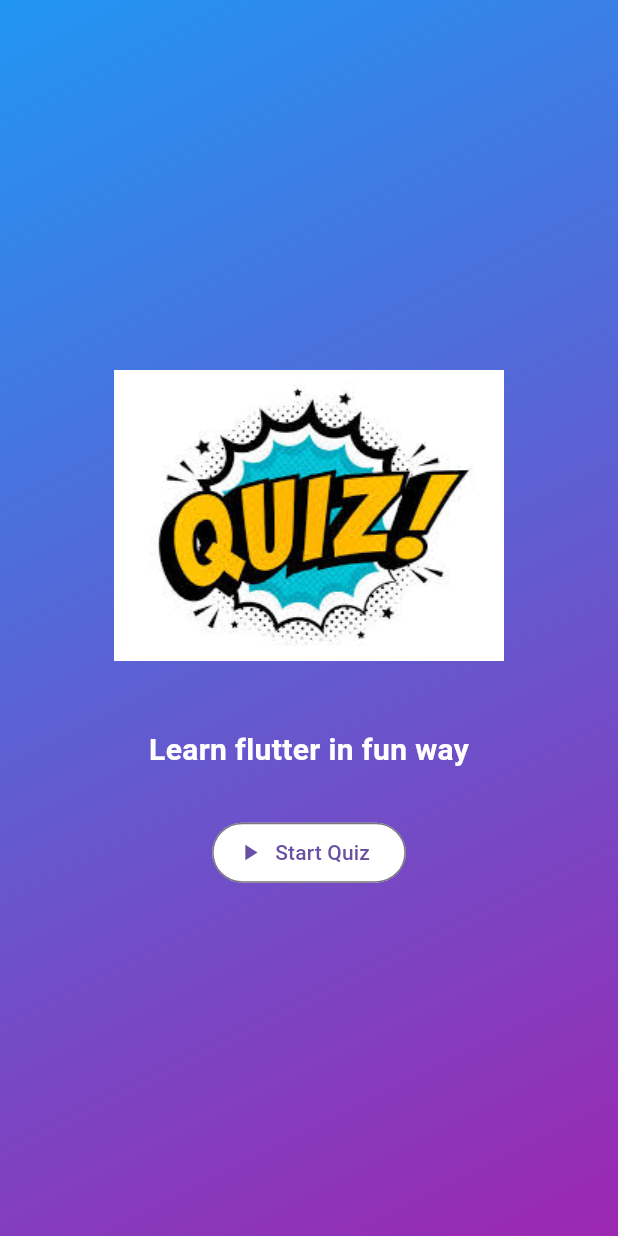
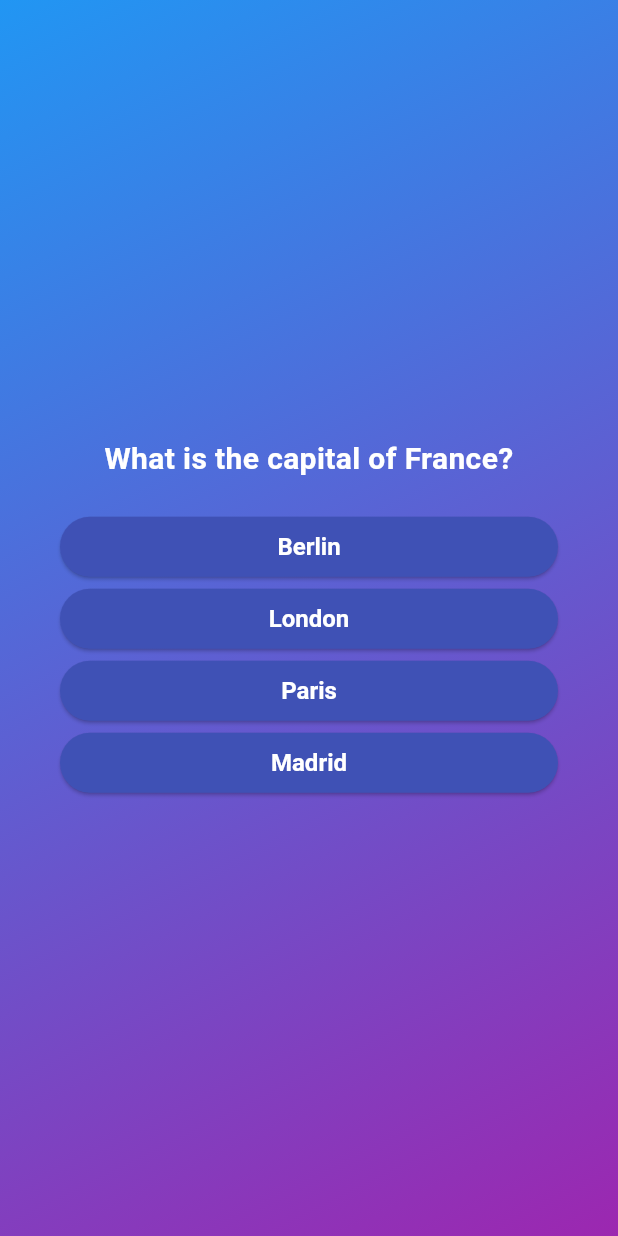
Before and after one commit to ThihaLinn/udemy-flutter-course, a Flutter app: the screen it shows after launch, after a tap on "Start Quiz", on a phone screen of 412 x 824 dp. Run offline on Flutter 3.47's test engine with Material 3 defaults, Android fonts, the phone set to English and light mode, and no system bars.

Commit message:
quiz-app

```diff
--- /dev/null
+++ b/quiz/lib/data/question.dart
@@ -0,0 +1,30 @@
+
+import 'package:roll_dice/models/quiz_question.dart';
+
+const questions = [
+  QuizQuestion(
+    question: 'What is the capital of France?',
+    options: ['Berlin', 'London', 'Paris', 'Madrid'],
+    correctAnswerIndex: 2,
+  ),
+  QuizQuestion(
+    question: 'Which planet is known as the Red Planet?',
+    options: ['Earth', 'Mars', 'Jupiter', 'Venus'],
+    correctAnswerIndex: 1,
+  ),
+  QuizQuestion(
+    question: 'Who wrote "Romeo and Juliet"?',
+    options: ['Charles Dickens', 'William Shakespeare', 'Mark Twain', 'Jane Austen'],
+    correctAnswerIndex: 1,
+  ),
+  QuizQuestion(
+    question: 'What is the chemical symbol for water?',
+    options: ['O2', 'H2O', 'CO2', 'NaCl'],
+    correctAnswerIndex: 1,
+  ),
+  QuizQuestion(
+    question: 'How many continents are there?',
+    options: ['5', '6', '7', '8'],
+    correctAnswerIndex: 2,
+  ),
+];
--- a/quiz/lib/main.dart
+++ b/quiz/lib/main.dart
@@ -1,22 +1,6 @@
 import 'package:flutter/material.dart';
-import 'package:roll_dice/screen/starting_screen.dart';
+import 'package:roll_dice/screen/quiz.dart';
 
 void main(List<String> args) {
-  runApp( MaterialApp(
-    debugShowCheckedModeBanner: false,
-    home: Scaffold(
-      body: Container(
-        decoration: BoxDecoration(
-          gradient: LinearGradient(
-            colors: [
-              Colors.blue,
-              Colors.purple,
-            ],
-            begin: Alignment.topLeft,
-            end: Alignment.bottomRight,
-          ),
-        ),
-        child: StartingScreen()),
-    ),
-  ));
+  runApp(const QuizScreen());
 }
--- a/quiz/lib/screen/question_scrren.dart
+++ b/quiz/lib/screen/question_scrren.dart
@@ -1,15 +1,56 @@
 import 'package:flutter/material.dart';
+import 'package:roll_dice/data/question.dart';
+import 'package:roll_dice/widget/AnswerButton.dart';
 
-class QuestionScrren extends StatefulWidget {
-  const QuestionScrren({super.key});
+class QuestionScreen extends StatefulWidget {
+  static const String routeName = 'questionScreen';
+
+  const QuestionScreen({super.key,required this.chooseAnswer});
+
+  final void Function(String answer) chooseAnswer;
 
   @override
-  State<QuestionScrren> createState() => _QuestionScrrenState();
+  State<QuestionScreen> createState() => _QuestionScreenState();
 }
 
-class _QuestionScrrenState extends State<QuestionScrren> {
+class _QuestionScreenState extends State<QuestionScreen> {
+    int currentIndex = 0;
+
+    void answerQuestion(String answer){
+      widget.chooseAnswer(answer);
+
+      setState(() {
+        currentIndex++;
+      });
+    }
+
+
   @override
   Widget build(BuildContext context) {
-    return const Placeholder();
+
+    var currentQuestion = questions[currentIndex];
+
+    return Container(
+      width: double.infinity,
+      margin: EdgeInsets.all(40),
+      child: Column(
+        mainAxisAlignment: MainAxisAlignment.center,
+        crossAxisAlignment: CrossAxisAlignment.stretch,
+        children: [
+          Text(
+            currentQuestion.question,
+            style: TextStyle( fontSize: 20,
+              color: Colors.white,
+              fontWeight: FontWeight.bold),
+
+            textAlign: TextAlign.center,
+          ),
+          const SizedBox(height: 20),
+          ...currentQuestion.options.map((option) {
+            return AnswerButton(answerText: option, onPressed:answerQuestion);
+          })
+                  ],
+      ),
+    );
   }
 }
--- a/quiz/lib/screen/quiz.dart
+++ b/quiz/lib/screen/quiz.dart
@@ -1,4 +1,9 @@
+
 import 'package:flutter/material.dart';
+import 'package:roll_dice/data/question.dart';
+import 'package:roll_dice/screen/question_scrren.dart';
+import 'package:roll_dice/screen/result_screen.dart';
+import 'package:roll_dice/screen/starting_screen.dart';
 
 class QuizScreen extends StatefulWidget {
   const QuizScreen({super.key});
@@ -8,8 +13,64 @@ class QuizScreen extends StatefulWidget {
 }
 
 class _State extends State<QuizScreen> {
+  String activeScreen = StartingScreen.routeName;
+
+   List<String> selectedAnswers = [];
+
+  void chooseAnswer(String answer){
+    selectedAnswers.add(answer);
+    if(selectedAnswers.length == questions.length){
+      setState(() {
+        activeScreen = ResultScreen.routeName;
+      });
+    }
+  }
+
+  void switchScreen() {
+    setState(() {
+      activeScreen = QuestionScreen.routeName;
+    });
+  }
+
+  void resetScreen() {
+    setState(() {
+      selectedAnswers = [];
+      activeScreen = StartingScreen.routeName;
+    });
+  }
+
   @override
   Widget build(BuildContext context) {
-    return const Placeholder();
+    return MaterialApp(
+      debugShowCheckedModeBanner: false,
+      home: Scaffold(
+        body: Container(
+          decoration: BoxDecoration(
+            gradient: LinearGradient(
+              colors: [
+                Colors.blue,
+                Colors.purple,
+              ],
+              begin: Alignment.topLeft,
+              end: Alignment.bottomRight,
+            ),
+          ),
+          child: buildActiveScreen(),
+        ),
+      ),
+    );
+  }
+
+  Widget buildActiveScreen() {
+    switch (activeScreen) {
+      case StartingScreen.routeName:
+        return StartingScreen(startQuiz: switchScreen);
+      case QuestionScreen.routeName:
+        return QuestionScreen(chooseAnswer: chooseAnswer,);
+      case ResultScreen.routeName:
+        return ResultScreen(resetScreen: resetScreen,chosenAnswers: selectedAnswers,);
+      default:
+        return StartingScreen(startQuiz: switchScreen);
+    }
   }
 }
--- a/quiz/lib/screen/starting_screen.dart
+++ b/quiz/lib/screen/starting_screen.dart
@@ -1,7 +1,12 @@
 import 'package:flutter/material.dart';
 
 class StartingScreen extends StatelessWidget {
-  const StartingScreen({super.key});
+
+  static const  String routeName = 'startingScreen';
+
+  const StartingScreen({super.key,required this.startQuiz});
+
+  final void Function() startQuiz;
 
   @override
   Widget build(BuildContext context) {
@@ -23,7 +28,7 @@ class StartingScreen extends StatelessWidget {
             ),
           ),
 
-          OutlinedButton.icon(onPressed: () {},
+          OutlinedButton.icon(onPressed: startQuiz,
            icon: Icon(Icons.play_arrow),
            style: OutlinedButton.styleFrom(
             backgroundColor: Colors.white,
--- /dev/null
+++ b/quiz/lib/widget/AnswerButton.dart
@@ -0,0 +1,36 @@
+import 'package:flutter/material.dart';
+
+class AnswerButton extends StatelessWidget {
+  const AnswerButton({
+    super.key,
+    required this.answerText,
+    required this.onPressed,
+  });
+
+  final void Function(String answer) onPressed;
+  final String answerText;
+
+  @override
+  Widget build(BuildContext context) {
+
+
+    return ElevatedButton(
+      onPressed: () => onPressed(answerText),
+      style: ElevatedButton.styleFrom(
+        backgroundColor: Colors.indigo,
+        foregroundColor: Colors.white,
+        padding: EdgeInsets.symmetric(horizontal: 40, vertical: 10),
+        textStyle: TextStyle(fontSize: 16,fontWeight: FontWeight.bold),
+        shape: RoundedRectangleBorder(
+          borderRadius: BorderRadius.circular(30),
+        ),
+
+      ),
+
+      child: Text(answerText,textAlign: TextAlign.center,style: TextStyle(
+        color: Colors.white,
+
+      ),),
+    );
+  }
+}
```
Also changed, not shown: quiz/lib/models/quiz_question.dart (added, +15 -0 lines), quiz/lib/screen/result_screen.dart (added, +123 -0 lines), quiz/pubspec.lock, 125 other files.
